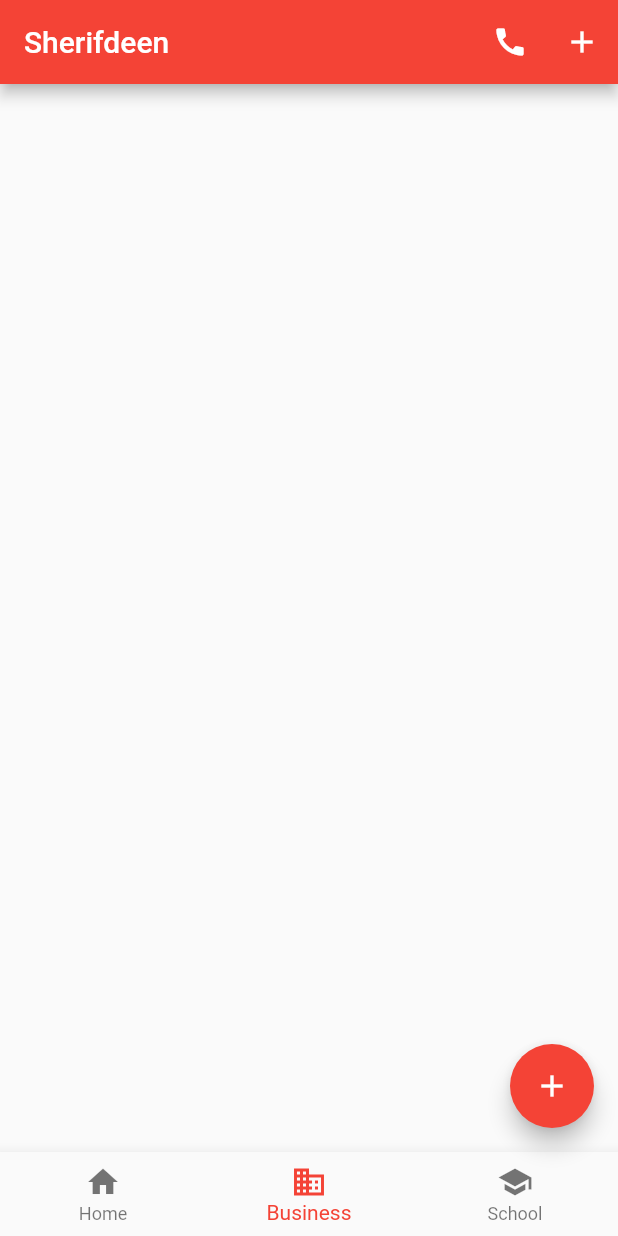
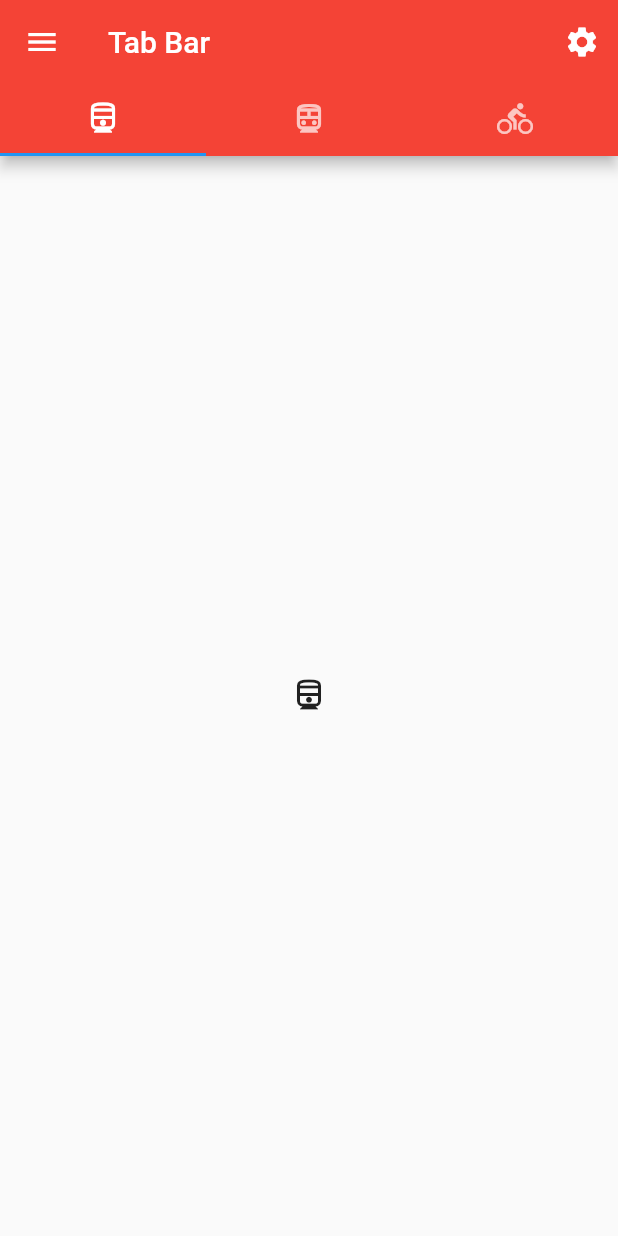
Before and after one commit to Hardeyemipk001/Flutter_First_Project, a Flutter app: the screen it shows after launch, on a phone screen of 412 x 824 dp. Run offline on Flutter 3.47's test engine with Material 2 defaults, Android fonts, the phone set to English and light mode, and no system bars.

```diff
--- a/lib/main.dart
+++ b/lib/main.dart
@@ -62,7 +62,6 @@ class _MyHomePageState extends State<MyHomePage> {
       _counter++;
     });
   }
-
   void CallContact() {
     print("Calling Contact");
   }
@@ -72,63 +71,62 @@ class _MyHomePageState extends State<MyHomePage> {
     // This method is rerun every time setState is called, for instance as done
     // by the _incrementCounter method above.
     //
-    // The Flutter framework has been optimized to make rerunning build methods
-    // fast, so that you can just rebuild anything that needs updating rather
-    // than having to individually change instances of widgets.
-    return Scaffold(
-      appBar: AppBar(
 
-        // Here we take the value from the MyHomePage object that was created by
-        // the App.build method, and use it to set our appbar title.
-        title: Text(widget.title),
-        actions: [
-          IconButton(
-            //iconSize: 12,
-            icon: Icon(Icons.call),
-            onPressed: CallContact,
+  return MaterialApp(
+    home: DefaultTabController(
+      length: 3,
+      child: Scaffold(
+        appBar: AppBar(backgroundColor: Colors.red,
+
+            actions: [
+              IconButton(icon: Icon(Icons.settings),
+                tooltip: "Settings",
+                onPressed: cart,
+              ),
+            ],
+            bottom: TabBar(
+            tabs: [
+             // Tab(icon: Icon(Icons.camera_alt)),
+              Tab(icon: Icon(Icons.directions_railway_outlined)),
+              Tab(icon: Icon(Icons.directions_subway_outlined)),
+              Tab(icon: Icon(Icons.directions_bike_outlined)),
+              ],
           ),
-          IconButton(
-            //iconSize: 12,
-            icon: Icon(Icons.add),
-            onPressed: cart,
+          title: Text("Tab Bar"),
+        ),
+        drawer: Drawer(
+          child: Column(
+            children: [
+              ListTile(
+                leading: Icon(Icons.home),
+                title: Text("Home"),
+                onTap: (){
+                 print("Long pressed");
+                },
+              )
+            ],
           ),
-        ],
+        ),
+        body: TabBarView(
+          children: [
+           // Icon(Icons.camera_alt),
+            Icon(Icons.directions_railway_outlined),
+            Icon(Icons.directions_subway_outlined),
+            Icon(Icons.directions_bike_outlined),
+          ],
+        ),
       ),
-      body: Center(
+
+    )
+  );
 
 
-      ),
-      bottomNavigationBar: BottomNavigationBar(
 
-        items: [
-          BottomNavigationBarItem(icon: Icon(Icons.home), title: Text("Home")),
-          BottomNavigationBarItem(
-              icon: Icon(Icons.business), title: Text("Business")),
-          BottomNavigationBarItem(
-            icon: Icon(Icons.school), title: Text("School"),),
-          // BottomNavigationBarItem(icon: Icon(Icons.work), title: Text("Work"),),
-        ],
-        currentIndex: _selectIndex,
-        onTap: ItemTapped,
-        fixedColor: Colors.red,
-      ),
 
-      floatingActionButton: FloatingActionButton(
-        onPressed: _incrementCounter,
-        tooltip: 'Increment',
-        child: Icon(Icons.add),
-      ),
-      // This trailing comma makes auto-formatting nicer for build methods.
-    );
   }
 
+
   void cart() {
-    print("Shopping time");
-  }
-
-  void ItemTapped(int index) {
-    setState(() {
-      _selectIndex = index;
-    });
+    print("Settings");
   }
 }
```
